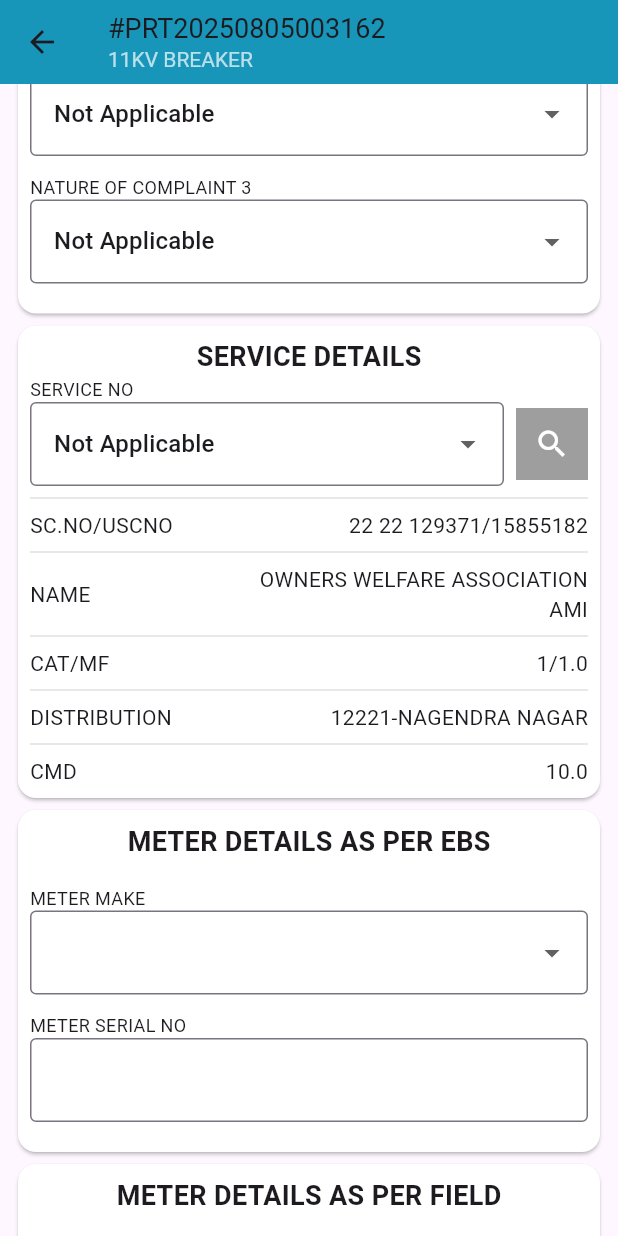
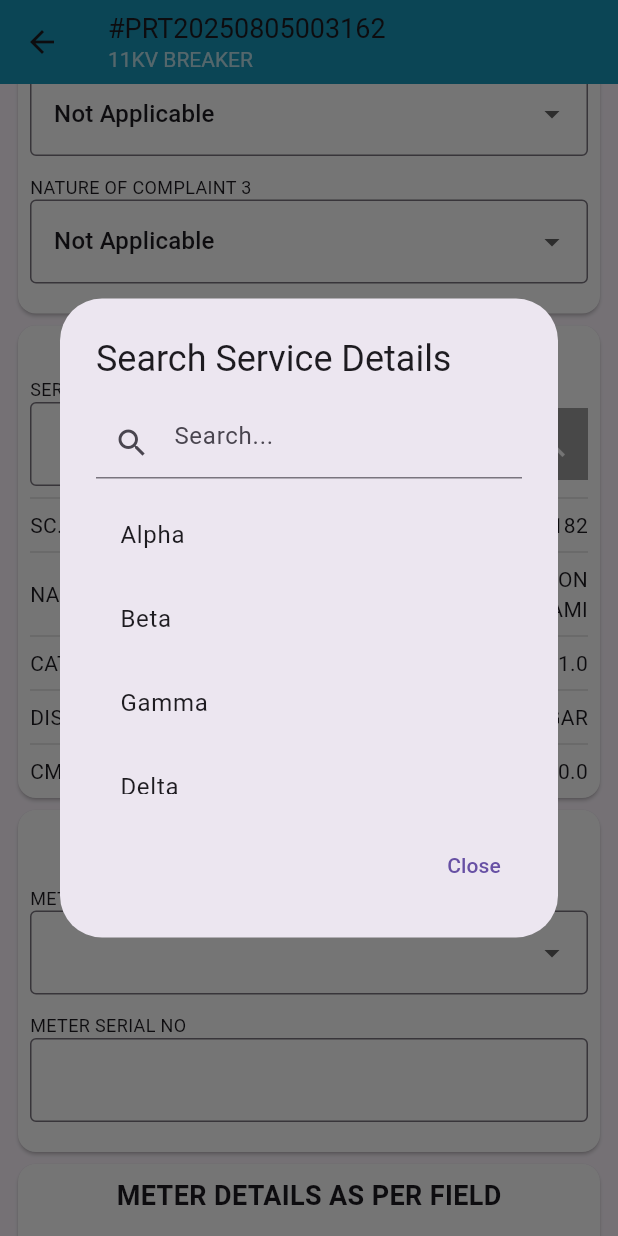
Before and after one commit to UpendarAnalogue/CT_METERS, a Flutter app: the screen it shows after launch, scrolled down 576 dp, after a tap on the "search" icon, on a phone screen of 412 x 824 dp. Run offline on Flutter 3.47's test engine with Material 3 defaults, Android fonts, the phone set to English and light mode, and no system bars.

Commit message:
linked seach icon to dropdown and adjusted margins

```diff
--- a/lib/CT_METERS/ct_meters.dart
+++ b/lib/CT_METERS/ct_meters.dart
@@ -5,6 +5,7 @@ import 'package:flutter/services.dart';
 import 'package:flutter/material.dart';
 // import 'package:dropdown_search/dropdown_search.dart';
 
+// ignore: camel_case_types
 class CT_METERS extends StatefulWidget {
   const CT_METERS({super.key});
 
@@ -17,6 +18,8 @@ class _CT_METERSState extends State<CT_METERS> {
   String? selectedSubDivision;
   String? selectedSection;
   DateTime? selectedDate;
+
+  String? selectedService;
 
   String? selectedComplaint1;
   String? selectedComplaint2;
@@ -84,6 +87,84 @@ class _CT_METERSState extends State<CT_METERS> {
   }
 
   bool isChecked = false;
+
+
+  List<String> allData = [
+    "Alpha",
+    "Beta",
+    "Gamma",
+    "Delta",
+    "Epsilon",
+    "Zeta",
+    "Theta",
+    "Iota",
+    "Kappa",
+  ]; // Sample data
+  List<String> filteredData = [];
+void _openSearchDialog() {
+  filteredData = List.from(allData);
+
+  showDialog(
+    context: context,
+    builder: (context) {
+      return StatefulBuilder(
+        builder: (context, setDialogState) {
+          return AlertDialog(
+            title: const Text("Search Service Details"),
+            content: SizedBox(
+              width: double.maxFinite,
+              child: Column(
+                mainAxisSize: MainAxisSize.min,
+                children: [
+                  TextField(
+                    decoration: const InputDecoration(
+                      hintText: "Search...",
+                      prefixIcon: Icon(Icons.search),
+                    ),
+                    onChanged: (value) {
+                      setDialogState(() {
+                        filteredData = allData
+                            .where((item) => item
+                                .toLowerCase()
+                                .contains(value.toLowerCase()))
+                            .toList();
+                      });
+                    },
+                  ),
+                  const SizedBox(height: 10),
+                  SizedBox(
+                    height: 200,
+                    child: ListView.builder(
+                      itemCount: filteredData.length,
+                      itemBuilder: (context, index) {
+                        return ListTile(
+                          title: Text(filteredData[index]),
+                          onTap: () {
+                            // Update parent dropdown
+                            setState(() {
+                              selectedService = filteredData[index];
+                            });
+                            Navigator.pop(context);
+                          },
+                        );
+                      },
+                    ),
+                  ),
+                ],
+              ),
+            ),
+            actions: [
+              TextButton(
+                onPressed: () => Navigator.pop(context),
+                child: const Text("Close"),
+              )
+            ],
+          );
+        },
+      );
+    },
+  );
+}
 
   @override
   Widget build(BuildContext context) {
@@ -162,7 +243,6 @@ class _CT_METERSState extends State<CT_METERS> {
                       ),
                       const SizedBox(height: 12),
 
-                      // Sub-Division Dropdown
                       Row(
                         mainAxisAlignment: MainAxisAlignment.start,
                         children: [
@@ -445,12 +525,12 @@ class _CT_METERSState extends State<CT_METERS> {
                         children: [
                           Expanded(
                             child: DropdownButtonFormField<String>(
-                              value: selectedComplaint3,
+                              value: selectedService,
                               decoration: const InputDecoration(
                                 labelStyle: TextStyle(color: Colors.red),
                                 border: OutlineInputBorder(),
                               ),
-                              items: ["Not Applicable"]
+                              items:allData
                                   .map(
                                     (status) => DropdownMenuItem(
                                       value: status,
@@ -460,7 +540,7 @@ class _CT_METERSState extends State<CT_METERS> {
                                   .toList(),
                               onChanged: (value) {
                                 setState(() {
-                                  selectedComplaint3 = value;
+                                  selectedService = value;
                                 });
                               },
                             ),
@@ -475,9 +555,7 @@ class _CT_METERSState extends State<CT_METERS> {
                               shape: BoxShape.rectangle,
                             ),
                             child: IconButton(
-                              onPressed: () {
-                                // Add search functionality here
-                              },
+                              onPressed:_openSearchDialog,
                               icon: const Icon(
                                 Icons.search,
                                 color: Colors.white,
@@ -832,16 +910,6 @@ class _CT_METERSState extends State<CT_METERS> {
                                   horizontal: 10,
                                 ),
                               ),
-
-                              // textAlign: TextAlign.right,
-                              // decoration: InputDecoration(
-                              //   hintText: "MM/YY",
-                              //   border: OutlineInputBorder(),
-                              //   contentPadding: EdgeInsets.symmetric(
-                              //     vertical: 8,
-                              //     horizontal: 10,
-                              //   ),
-                              // ),
                             ),
                           ),
                         ],
```
